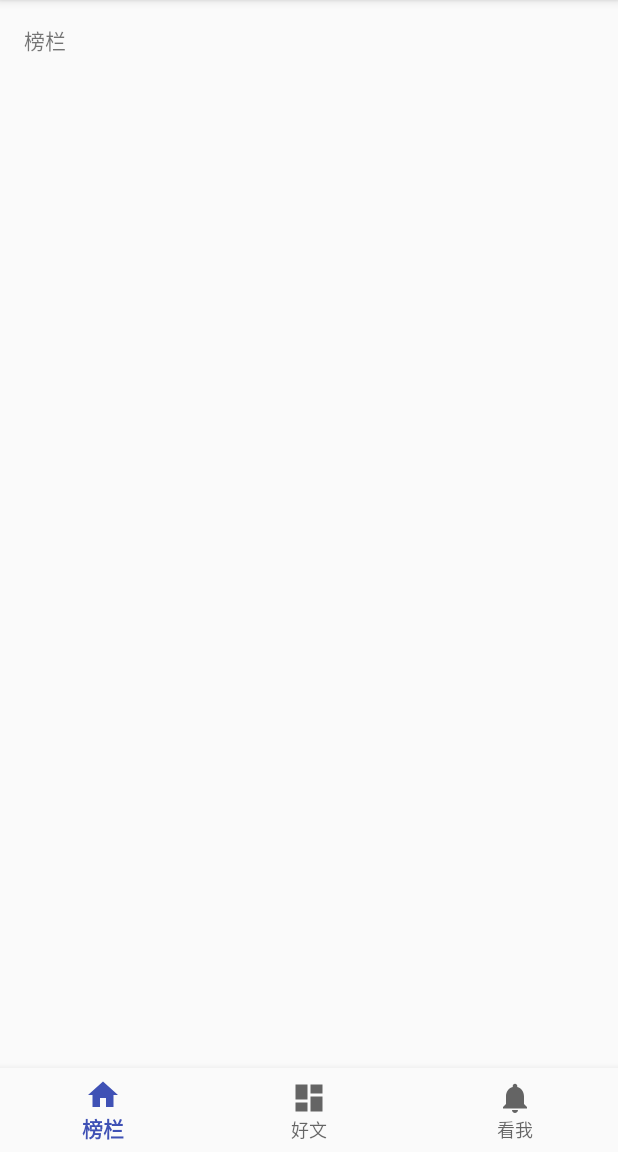
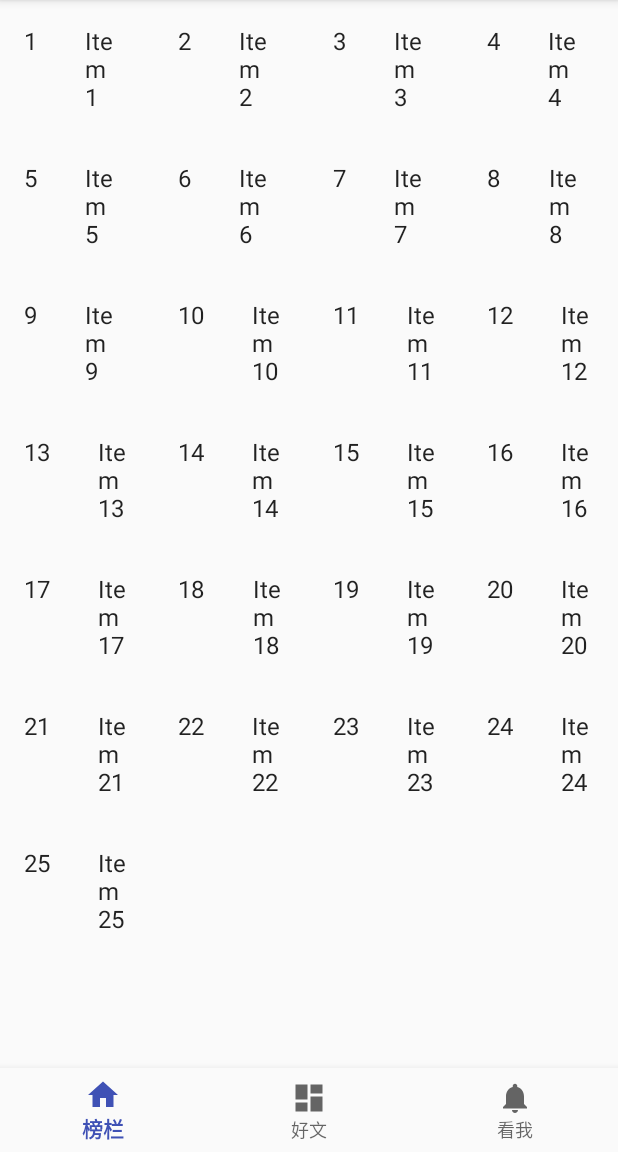
Before and after one commit to BobbyZhang93/BestBlog, an Android app: the screen it shows after launch (HomeActivity), on a phone screen of 412 x 824 dp, the part 84-1236 px from its top. Run offline under Robolectric (Android 15) with nearby library versions, the phone set to English and light mode, and no system bars; our stand-ins replace ButterKnife.

Commit message:
common backup

```diff
--- a/app/build.gradle
+++ b/app/build.gradle
@@ -28,5 +28,9 @@ dependencies {
     compile 'com.android.support:appcompat-v7:26.+'
     compile 'com.android.support:design:26.+'
     compile 'com.android.support:support-vector-drawable:26.+'
+    compile 'com.android.support:support-v4:26.+'
+    compile 'com.android.support:recyclerview-v7:26.+'
     testCompile 'junit:junit:4.12'
+    compile 'com.jakewharton:butterknife:8.8.1'
+    annotationProcessor 'com.jakewharton:butterknife-compiler:8.8.1'
 }
--- a/app/src/main/java/com/bobbyzhang/bestblog/AboutmeFragment.java
+++ b/app/src/main/java/com/bobbyzhang/bestblog/AboutmeFragment.java
@@ -1,4 +1,4 @@
-package layout;
+package com.bobbyzhang.bestblog;
 
 import android.content.Context;
 import android.net.Uri;
@@ -7,8 +7,6 @@ import android.support.v4.app.Fragment;
 import android.view.LayoutInflater;
 import android.view.View;
 import android.view.ViewGroup;
-
-import com.bobbyzhang.bestblog.R;
 
 /**
  * A simple {@link Fragment} subclass.
--- a/app/src/main/java/com/bobbyzhang/bestblog/HomeActivity.java
+++ b/app/src/main/java/com/bobbyzhang/bestblog/HomeActivity.java
@@ -1,15 +1,35 @@
 package com.bobbyzhang.bestblog;
 
+import android.net.Uri;
 import android.os.Bundle;
 import android.support.annotation.NonNull;
 import android.support.design.widget.BottomNavigationView;
-import android.support.v7.app.AppCompatActivity;
+import android.support.v4.app.Fragment;
+import android.support.v4.app.FragmentPagerAdapter;
+import android.support.v4.view.ViewPager;
+import android.view.KeyEvent;
 import android.view.MenuItem;
-import android.widget.TextView;
+import android.widget.Toast;
 
-public class HomeActivity extends AppCompatActivity {
+import com.bobbyzhang.bestblog.base.BaseActivity;
+import com.bobbyzhang.bestblog.dummy.DummyContent;
 
-    private TextView mTextMessage;
+import java.util.ArrayList;
+import java.util.Timer;
+import java.util.TimerTask;
+
+import butterknife.BindView;
+import butterknife.ButterKnife;
+
+public class HomeActivity extends BaseActivity implements
+        ColumnFragment.OnListFragmentInteractionListener,
+        FavoriteFragment.OnListFragmentInteractionListener,
+        AboutmeFragment.OnFragmentInteractionListener
+{
+
+    private static Boolean isExit = false;
+    @BindView(R.id.vp_ha)
+    ViewPager vp_ha;
 
     private BottomNavigationView.OnNavigationItemSelectedListener mOnNavigationItemSelectedListener
             = new BottomNavigationView.OnNavigationItemSelectedListener() {
@@ -18,13 +38,13 @@ public class HomeActivity extends AppCompatActivity {
         public boolean onNavigationItemSelected(@NonNull MenuItem item) {
             switch (item.getItemId()) {
                 case R.id.navigation_home:
-                    mTextMessage.setText(R.string.title_home);
+                    vp_ha.setCurrentItem(0);
                     return true;
                 case R.id.navigation_dashboard:
-                    mTextMessage.setText(R.string.title_dashboard);
+                    vp_ha.setCurrentItem(1);
                     return true;
                 case R.id.navigation_notifications:
-                    mTextMessage.setText(R.string.title_notifications);
+                    vp_ha.setCurrentItem(2);
                     return true;
             }
             return false;
@@ -36,10 +56,71 @@ public class HomeActivity extends AppCompatActivity {
     protected void onCreate(Bundle savedInstanceState) {
         super.onCreate(savedInstanceState);
         setContentView(R.layout.activity_home);
-
-        mTextMessage = (TextView) findViewById(R.id.message);
+        ButterKnife.bind(this);
         BottomNavigationView navigation = (BottomNavigationView) findViewById(R.id.navigation);
         navigation.setOnNavigationItemSelectedListener(mOnNavigationItemSelectedListener);
+
+        final ArrayList<Fragment> fgLists = new ArrayList<>(3);
+        fgLists.add(new ColumnFragment());
+        fgLists.add(new FavoriteFragment());
+        fgLists.add(new AboutmeFragment());
+        FragmentPagerAdapter mAdapter = new FragmentPagerAdapter(getSupportFragmentManager()) {
+            @Override
+            public Fragment getItem(int position) {
+                return fgLists.get(position);
+            }
+
+            @Override
+            public int getCount() {
+                return fgLists.size();
+            }
+        };
+        vp_ha.setAdapter(mAdapter);
+        vp_ha.setOffscreenPageLimit(2); //预加载剩下两页
     }
 
+
+    //改写物理按键——返回的逻辑
+    @Override
+    public boolean onKeyDown(int keyCode, KeyEvent event) {
+        // TODO Auto-generated method stub
+        if(keyCode==KeyEvent.KEYCODE_BACK)
+        {
+                exitBy2Click(); // 调用双击退出函数
+        }
+        return false;
+    }
+
+    /**
+     * 双击退出函数
+     */
+    private void exitBy2Click() {
+        Timer tExit = null;
+        if (isExit == false) {
+            isExit = true; // 准备退出
+            Toast.makeText(this, "再按一次和我说拜拜~", Toast.LENGTH_SHORT).show();
+            tExit = new Timer();
+            tExit.schedule(new TimerTask() {
+                @Override
+                public void run() {
+                    isExit = false; // 取消退出
+                }
+            }, 2000); // 如果2秒钟内没有按下返回键，则启动定时器取消掉刚才执行的任务
+
+        } else {
+            finish();
+            System.exit(0);
+        }
+    }
+
+
+    @Override
+    public void onListFragmentInteraction(DummyContent.DummyItem item) {
+
+    }
+
+    @Override
+    public void onFragmentInteraction(Uri uri) {
+
+    }
 }
--- a/app/src/main/java/com/bobbyzhang/bestblog/base/BaseActivity.java
+++ b/app/src/main/java/com/bobbyzhang/bestblog/base/BaseActivity.java
@@ -1,8 +1,18 @@
 package com.bobbyzhang.bestblog.base;
+
+import android.os.Bundle;
+import android.support.annotation.Nullable;
+import android.support.v7.app.AppCompatActivity;
+
+import butterknife.ButterKnife;
 
 /**
  * Created by xun-mac on 2017/9/13.
  */
 
-public class BaseActivity {
+public class BaseActivity extends AppCompatActivity {
+    @Override
+    protected void onCreate(@Nullable Bundle savedInstanceState) {
+        super.onCreate(savedInstanceState);
+    }
 }
--- a/app/src/main/res/layout/activity_home.xml
+++ b/app/src/main/res/layout/activity_home.xml
@@ -14,16 +14,11 @@
         android:layout_height="0dp"
         android:layout_weight="1">
 
-        <TextView
-            android:id="@+id/message"
+        <android.support.v4.view.ViewPager
+            android:id="@+id/vp_ha"
             android:layout_width="match_parent"
-            android:layout_height="wrap_content"
-            android:layout_marginBottom="@dimen/activity_vertical_margin"
-            android:layout_marginLeft="@dimen/activity_horizontal_margin"
-            android:layout_marginRight="@dimen/activity_horizontal_margin"
-            android:layout_marginTop="@dimen/activity_vertical_margin"
-            android:text="@string/title_home" />
-
+            android:layout_height="match_parent">
+        </android.support.v4.view.ViewPager>
     </FrameLayout>
 
     <android.support.design.widget.BottomNavigationView
--- a/app/src/main/res/layout/fragment_aboutme.xml
+++ b/app/src/main/res/layout/fragment_aboutme.xml
@@ -2,7 +2,7 @@
     xmlns:tools="http://schemas.android.com/tools"
     android:layout_width="match_parent"
     android:layout_height="match_parent"
-    tools:context="layout.AboutmeFragment">
+    tools:context=".AboutmeFragment">
 
     <!-- TODO: Update blank fragment layout -->
     <TextView
--- a/app/src/main/res/values/dimens.xml
+++ b/app/src/main/res/values/dimens.xml
@@ -2,4 +2,5 @@
     <!-- Default screen margins, per the Android Design guidelines. -->
     <dimen name="activity_horizontal_margin">16dp</dimen>
     <dimen name="activity_vertical_margin">16dp</dimen>
+    <dimen name="text_margin">16dp</dimen>
 </resources>
--- a/app/src/main/res/values/strings.xml
+++ b/app/src/main/res/values/strings.xml
@@ -3,4 +3,7 @@
     <string name="title_home">榜栏</string>
     <string name="title_dashboard">好文</string>
     <string name="title_notifications">看我</string>
+
+    <!-- TODO: Remove or change this placeholder text -->
+    <string name="hello_blank_fragment">Hello blank fragment</string>
 </resources>
```
Also changed, not shown: app/src/main/java/com/bobbyzhang/bestblog/ColumnActivity.java (+0 -43 lines).
